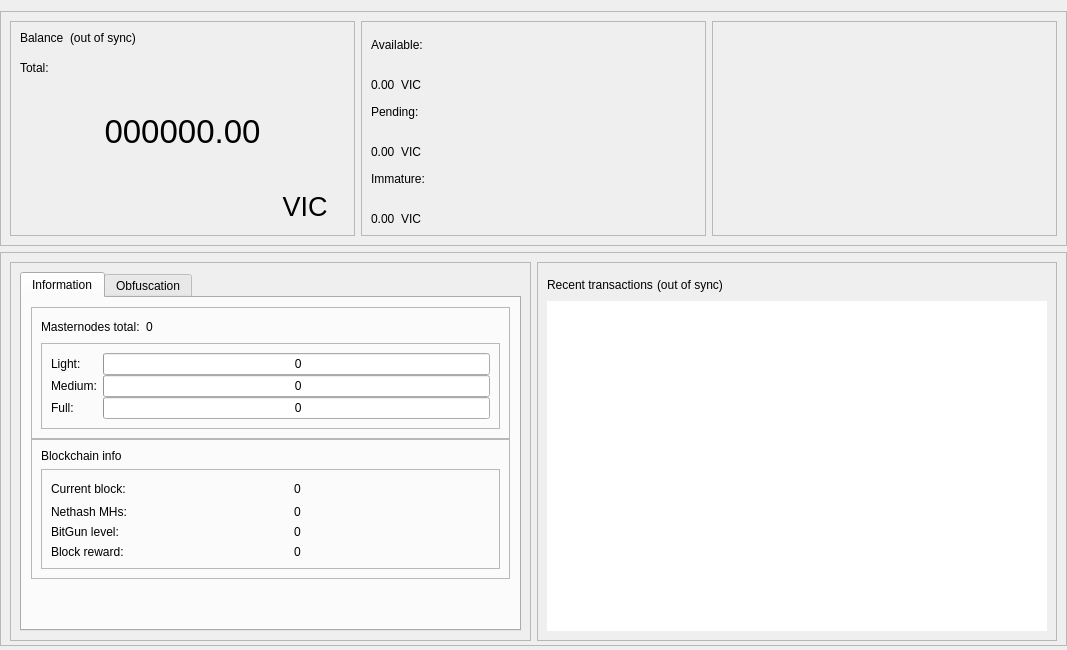
BitFriday/vidividi, file src/qt/forms/overviewpage.ui: the form before one commit.
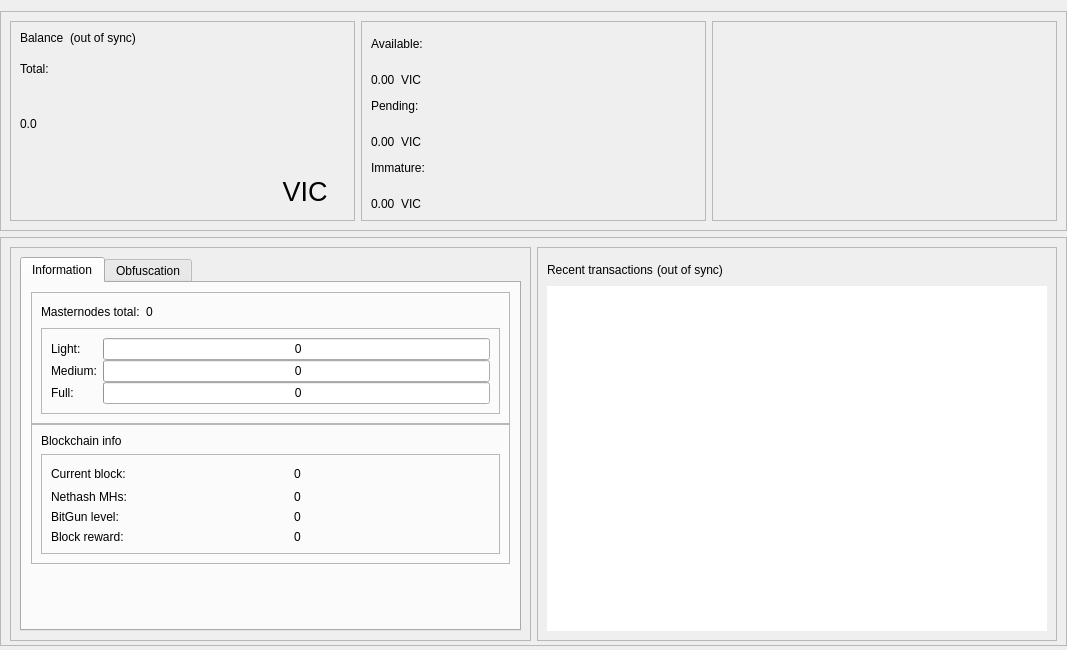
The form after the commit.

What changed in the file:
```diff
--- a/src/qt/forms/overviewpage.ui
+++ b/src/qt/forms/overviewpage.ui
@@ -187,39 +187,8 @@
              </item>
              <item>
               <widget class="QLabel" name="labelTotal">
-               <property name="sizePolicy">
-                <sizepolicy hsizetype="Preferred" vsizetype="Preferred">
-                 <horstretch>0</horstretch>
-                 <verstretch>0</verstretch>
-                </sizepolicy>
-               </property>
-               <property name="minimumSize">
-                <size>
-                 <width>0</width>
-                 <height>100</height>
-                </size>
-               </property>
-               <property name="maximumSize">
-                <size>
-                 <width>16777215</width>
-                 <height>100</height>
-                </size>
-               </property>
-               <property name="font">
-                <font>
-                 <pointsize>25</pointsize>
-                 <weight>50</weight>
-                 <bold>false</bold>
-                </font>
-               </property>
-               <property name="mouseTracking">
-                <bool>false</bool>
-               </property>
                <property name="text">
-                <string>000000.00</string>
-               </property>
-               <property name="alignment">
-                <set>Qt::AlignCenter</set>
+                <string>0.0</string>
                </property>
               </widget>
              </item>
```
